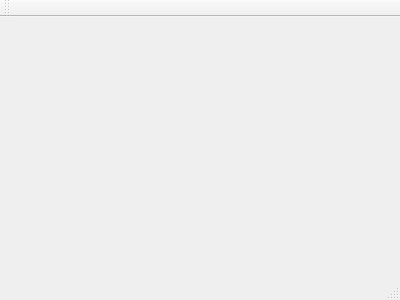
Qt form Client/src/UI/ClientWindow.ui (stcassedy/Clue-Less-JHU) before a commit.
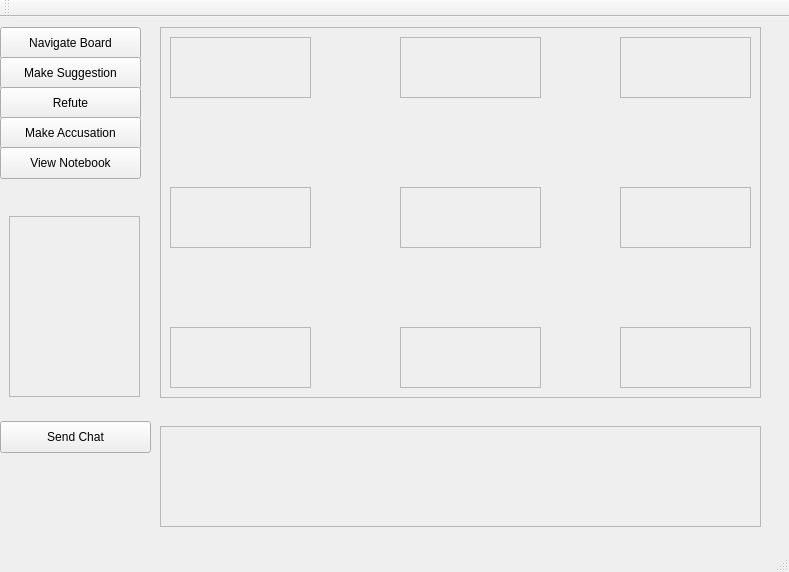
The same form after that commit.

The edit to the form file:
```diff
--- a/Client/src/UI/ClientWindow.ui
+++ b/Client/src/UI/ClientWindow.ui
@@ -1,24 +1,317 @@
 <ui version="4.0">
  <class>ClientWindow</class>
- <widget class="QMainWindow" name="ClientWindow" >
-  <property name="geometry" >
+ <widget class="QMainWindow" name="ClientWindow">
+  <property name="geometry">
    <rect>
     <x>0</x>
     <y>0</y>
-    <width>400</width>
-    <height>300</height>
+    <width>789</width>
+    <height>572</height>
    </rect>
   </property>
   <property name="windowTitle" >
    <string>ClientWindow</string>
   </property>
-  <widget class="QMenuBar" name="menuBar" />
-  <widget class="QToolBar" name="mainToolBar" />
-  <widget class="QWidget" name="centralWidget" />
-  <widget class="QStatusBar" name="statusBar" />
+  <widget class="QWidget" name="centralWidget">
+   <widget class="QPushButton" name="NavigateBoard">
+    <property name="geometry">
+     <rect>
+      <x>0</x>
+      <y>10</y>
+      <width>141</width>
+      <height>32</height>
+     </rect>
+    </property>
+    <property name="text">
+     <string>Navigate Board</string>
+    </property>
+   </widget>
+   <widget class="QPushButton" name="MakeSuggestion">
+    <property name="geometry">
+     <rect>
+      <x>0</x>
+      <y>40</y>
+      <width>141</width>
+      <height>32</height>
+     </rect>
+    </property>
+    <property name="text">
+     <string>Make Suggestion</string>
+    </property>
+   </widget>
+   <widget class="QPushButton" name="Refute">
+    <property name="geometry">
+     <rect>
+      <x>0</x>
+      <y>70</y>
+      <width>141</width>
+      <height>32</height>
+     </rect>
+    </property>
+    <property name="text">
+     <string>Refute</string>
+    </property>
+   </widget>
+   <widget class="QPushButton" name="MakeAccusation">
+    <property name="geometry">
+     <rect>
+      <x>0</x>
+      <y>100</y>
+      <width>141</width>
+      <height>32</height>
+     </rect>
+    </property>
+    <property name="text">
+     <string>Make Accusation</string>
+    </property>
+   </widget>
+   <widget class="QPushButton" name="ViewNotebook">
+    <property name="geometry">
+     <rect>
+      <x>0</x>
+      <y>130</y>
+      <width>141</width>
+      <height>32</height>
+     </rect>
+    </property>
+    <property name="text">
+     <string>View Notebook</string>
+    </property>
+   </widget>
+   <widget class="QFrame" name="ClientBoardFrame">
+    <property name="geometry">
+     <rect>
+      <x>160</x>
+      <y>10</y>
+      <width>601</width>
+      <height>371</height>
+     </rect>
+    </property>
+    <property name="frameShape">
+     <enum>QFrame::StyledPanel</enum>
+    </property>
+    <property name="frameShadow">
+     <enum>QFrame::Raised</enum>
+    </property>
+    <widget class="QFrame" name="ClientStudy">
+     <property name="geometry">
+      <rect>
+       <x>10</x>
+       <y>10</y>
+       <width>141</width>
+       <height>61</height>
+      </rect>
+     </property>
+     <property name="frameShape">
+      <enum>QFrame::StyledPanel</enum>
+     </property>
+     <property name="frameShadow">
+      <enum>QFrame::Raised</enum>
+     </property>
+    </widget>
+    <widget class="QFrame" name="ClientConservatory">
+     <property name="geometry">
+      <rect>
+       <x>10</x>
+       <y>300</y>
+       <width>141</width>
+       <height>61</height>
+      </rect>
+     </property>
+     <property name="frameShape">
+      <enum>QFrame::StyledPanel</enum>
+     </property>
+     <property name="frameShadow">
+      <enum>QFrame::Raised</enum>
+     </property>
+    </widget>
+    <widget class="QFrame" name="ClientHall">
+     <property name="geometry">
+      <rect>
+       <x>240</x>
+       <y>10</y>
+       <width>141</width>
+       <height>61</height>
+      </rect>
+     </property>
+     <property name="frameShape">
+      <enum>QFrame::StyledPanel</enum>
+     </property>
+     <property name="frameShadow">
+      <enum>QFrame::Raised</enum>
+     </property>
+    </widget>
+    <widget class="QFrame" name="ClientBilliardRoom">
+     <property name="geometry">
+      <rect>
+       <x>240</x>
+       <y>160</y>
+       <width>141</width>
+       <height>61</height>
+      </rect>
+     </property>
+     <property name="frameShape">
+      <enum>QFrame::StyledPanel</enum>
+     </property>
+     <property name="frameShadow">
+      <enum>QFrame::Raised</enum>
+     </property>
+    </widget>
+    <widget class="QFrame" name="ClientBallroom">
+     <property name="geometry">
+      <rect>
+       <x>240</x>
+       <y>300</y>
+       <width>141</width>
+       <height>61</height>
+      </rect>
+     </property>
+     <property name="frameShape">
+      <enum>QFrame::StyledPanel</enum>
+     </property>
+     <property name="frameShadow">
+      <enum>QFrame::Raised</enum>
+     </property>
+    </widget>
+    <widget class="QFrame" name="ClientLounge">
+     <property name="geometry">
+      <rect>
+       <x>460</x>
+       <y>10</y>
+       <width>131</width>
+       <height>61</height>
+      </rect>
+     </property>
+     <property name="frameShape">
+      <enum>QFrame::StyledPanel</enum>
+     </property>
+     <property name="frameShadow">
+      <enum>QFrame::Raised</enum>
+     </property>
+    </widget>
+    <widget class="QFrame" name="ClientDiningRoom">
+     <property name="geometry">
+      <rect>
+       <x>460</x>
+       <y>160</y>
+       <width>131</width>
+       <height>61</height>
+      </rect>
+     </property>
+     <property name="frameShape">
+      <enum>QFrame::StyledPanel</enum>
+     </property>
+     <property name="frameShadow">
+      <enum>QFrame::Raised</enum>
+     </property>
+    </widget>
+    <widget class="QFrame" name="ClientKitchen">
+     <property name="geometry">
+      <rect>
+       <x>460</x>
+       <y>300</y>
+       <width>131</width>
+       <height>61</height>
+      </rect>
+     </property>
+     <property name="frameShape">
+      <enum>QFrame::StyledPanel</enum>
+     </property>
+     <property name="frameShadow">
+      <enum>QFrame::Raised</enum>
+     </property>
+    </widget>
+    <widget class="QFrame" name="ClientLibrary">
+     <property name="geometry">
+      <rect>
+       <x>10</x>
+       <y>160</y>
+       <width>141</width>
+       <height>61</height>
+      </rect>
+     </property>
+     <property name="frameShape">
+      <enum>QFrame::StyledPanel</enum>
+     </property>
+     <property name="frameShadow">
+      <enum>QFrame::Raised</enum>
+     </property>
+    </widget>
+   </widget>
+   <widget class="QScrollArea" name="ChatBox">
+    <property name="geometry">
+     <rect>
+      <x>160</x>
+      <y>409</y>
+      <width>601</width>
+      <height>101</height>
+     </rect>
+    </property>
+    <property name="widgetResizable">
+     <bool>true</bool>
+    </property>
+    <widget class="QWidget" name="scrollAreaWidgetContents">
+     <property name="geometry">
+      <rect>
+       <x>0</x>
+       <y>0</y>
+       <width>599</width>
+       <height>99</height>
+      </rect>
+     </property>
+    </widget>
+   </widget>
+   <widget class="QFrame" name="MyCards">
+    <property name="geometry">
+     <rect>
+      <x>9</x>
+      <y>199</y>
+      <width>131</width>
+      <height>181</height>
+     </rect>
+    </property>
+    <property name="frameShape">
+     <enum>QFrame::StyledPanel</enum>
+    </property>
+    <property name="frameShadow">
+     <enum>QFrame::Raised</enum>
+    </property>
+   </widget>
+   <widget class="QPushButton" name="SendChat">
+    <property name="geometry">
+     <rect>
+      <x>0</x>
+      <y>404</y>
+      <width>151</width>
+      <height>32</height>
+     </rect>
+    </property>
+    <property name="text">
+     <string>Send Chat</string>
+    </property>
+   </widget>
+  </widget>
+  <widget class="QMenuBar" name="menuBar">
+   <property name="geometry">
+    <rect>
+     <x>0</x>
+     <y>0</y>
+     <width>789</width>
+     <height>22</height>
+    </rect>
+   </property>
+  </widget>
+  <widget class="QToolBar" name="mainToolBar">
+   <attribute name="toolBarArea">
+    <enum>TopToolBarArea</enum>
+   </attribute>
+   <attribute name="toolBarBreak">
+    <bool>false</bool>
+   </attribute>
+  </widget>
+  <widget class="QStatusBar" name="statusBar"/>
  </widget>
- <layoutDefault spacing="6" margin="11" />
- <pixmapfunction></pixmapfunction>
+ <layoutdefault spacing="6" margin="11"/>
  <resources/>
  <connections/>
 </ui>
```
Left out of the diff: 3 changed lines with no effect on the pictures.
